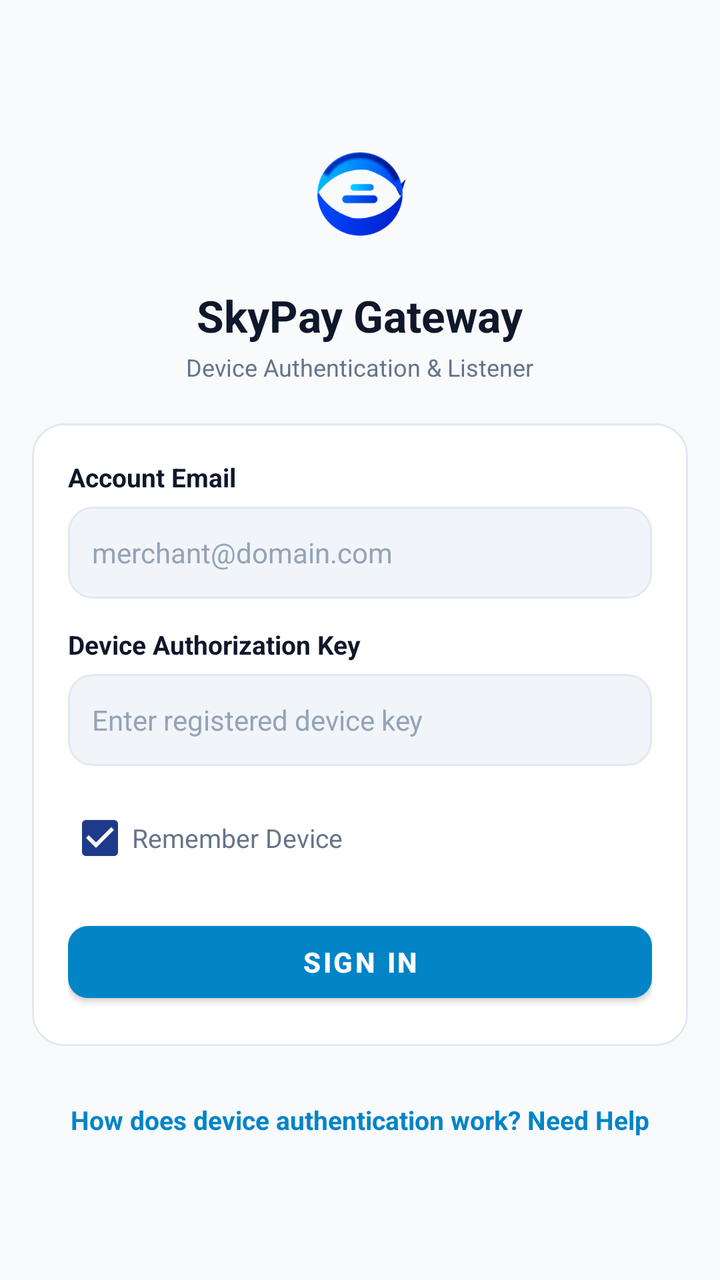
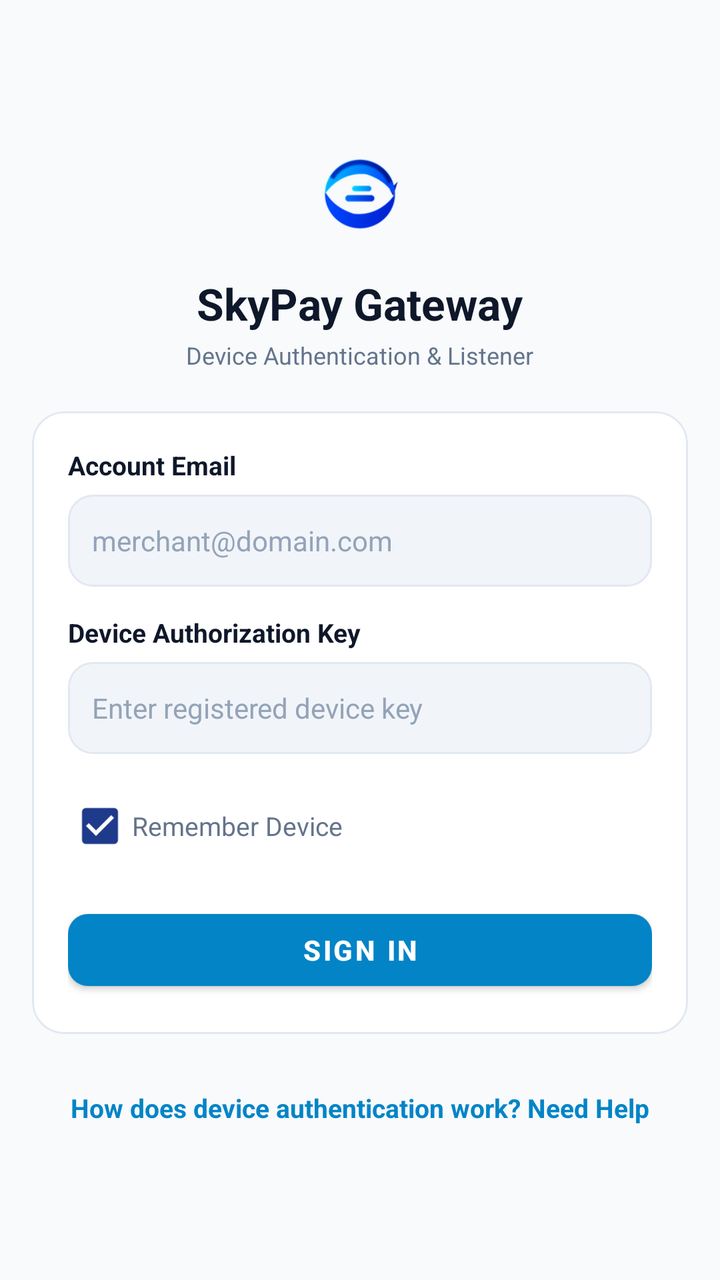

Screens rendered from an Android XML layout before and after an edit, with the pre-edit source and the edit as a unified diff.
<!-- AndroidManifest.xml: application theme Theme.SkyPay -->
<!-- res/layout/activity_login.xml -->
<?xml version="1.0" encoding="utf-8"?>
<androidx.coordinatorlayout.widget.CoordinatorLayout xmlns:android="http://schemas.android.com/apk/res/android"
    xmlns:app="http://schemas.android.com/apk/res-auto"
    android:layout_width="match_parent"
    android:layout_height="match_parent"
    android:background="@color/colorBackground">

    <androidx.core.widget.NestedScrollView
        android:layout_width="match_parent"
        android:layout_height="match_parent"
        android:fillViewport="true">

        <LinearLayout
            android:layout_width="match_parent"
            android:layout_height="wrap_content"
            android:orientation="vertical"
            android:gravity="center"
            android:paddingStart="16dp"
            android:paddingEnd="16dp"
            android:paddingTop="20dp"
            android:paddingBottom="20dp">

            <ImageView
                android:layout_width="68dp"
                android:layout_height="68dp"
                android:src="@drawable/ic_skypay_logo"
                android:contentDescription="@string/app_name" />

            <TextView
                android:layout_width="wrap_content"
                android:layout_height="wrap_content"
                android:layout_marginTop="12dp"
                android:text="SkyPay Gateway"
                android:textColor="@color/colorTextPrimary"
                android:textSize="22sp"
                android:textStyle="bold" />

            <TextView
                android:layout_width="wrap_content"
                android:layout_height="wrap_content"
                android:layout_marginTop="3dp"
                android:text="Device Authentication &amp; Listener"
                android:textColor="@color/colorTextSecondary"
                android:textSize="12sp" />

            <com.google.android.material.card.MaterialCardView
                android:layout_width="match_parent"
                android:layout_height="wrap_content"
                android:layout_marginTop="20dp"
                app:cardCornerRadius="16dp"
                app:cardElevation="0dp"
                app:strokeWidth="1dp"
                app:strokeColor="@color/colorCardBorder"
                app:cardBackgroundColor="@color/colorCardBackground">

                <LinearLayout
                    android:layout_width="match_parent"
                    android:layout_height="wrap_content"
                    android:orientation="vertical"
                    android:padding="18dp">

                    <TextView
                        android:layout_width="wrap_content"
                        android:layout_height="wrap_content"
                        android:text="Account Email"
                        android:textColor="@color/colorTextPrimary"
                        android:textSize="13sp"
                        android:textStyle="bold" />

                    <EditText
                        android:id="@+id/etLoginEmail"
                        android:layout_width="match_parent"
                        android:layout_height="46dp"
                        android:layout_marginTop="6dp"
                        android:background="@drawable/bg_search_field"
                        android:hint="merchant@domain.com"
                        android:inputType="textEmailAddress"
                        android:paddingStart="12dp"
                        android:paddingEnd="12dp"
                        android:textColor="@color/colorTextPrimary"
                        android:textColorHint="@color/colorTextTertiary"
                        android:textSize="14sp"
                        android:singleLine="true" />

                    <TextView
                        android:layout_width="wrap_content"
                        android:layout_height="wrap_content"
                        android:layout_marginTop="14dp"
                        android:text="Device Authorization Key"
                        android:textColor="@color/colorTextPrimary"
                        android:textSize="13sp"
                        android:textStyle="bold" />

                    <EditText
                        android:id="@+id/etLoginDeviceKey"
                        android:layout_width="match_parent"
                        android:layout_height="46dp"
                        android:layout_marginTop="6dp"
                        android:background="@drawable/bg_search_field"
                        android:hint="Enter registered device key"
                        android:inputType="textPassword"
                        android:paddingStart="12dp"
                        android:paddingEnd="12dp"
                        android:textColor="@color/colorTextPrimary"
                        android:textColorHint="@color/colorTextTertiary"
                        android:textSize="14sp"
                        android:singleLine="true" />

                    <LinearLayout
                        android:layout_width="match_parent"
                        android:layout_height="wrap_content"
                        android:layout_marginTop="12dp"
                        android:orientation="horizontal"
                        android:gravity="center_vertical">

                        <com.google.android.material.checkbox.MaterialCheckBox
                            android:id="@+id/cbRememberMe"
                            android:layout_width="wrap_content"
                            android:layout_height="wrap_content"
                            android:checked="true"
                            android:text="Remember Device"
                            android:textColor="@color/colorTextSecondary"
                            android:textSize="13sp" />
                    </LinearLayout>

                    <FrameLayout
                        android:layout_width="match_parent"
                        android:layout_height="48dp"
                        android:layout_marginTop="14dp">

                        <com.google.android.material.button.MaterialButton
                            android:id="@+id/btnLogin"
                            android:layout_width="match_parent"
                            android:layout_height="match_parent"
                            android:text="Sign In"
                            android:textColor="#FFFFFF"
                            android:textSize="14sp"
                            android:textStyle="bold"
                            app:cornerRadius="10dp"
                            app:backgroundTint="@color/colorPrimary" />

                        <ProgressBar
                            android:id="@+id/pbLoginLoading"
                            android:layout_width="24dp"
                            android:layout_height="24dp"
                            android:layout_gravity="center"
                            android:indeterminate="true"
                            android:indeterminateTint="#FFFFFF"
                            android:visibility="gone" />
                    </FrameLayout>

                </LinearLayout>
            </com.google.android.material.card.MaterialCardView>

            <TextView
                android:id="@+id/tvLoginHelp"
                android:layout_width="wrap_content"
                android:layout_height="wrap_content"
                android:layout_marginTop="20dp"
                android:padding="8dp"
                android:text="How does device authentication work? Need Help"
                android:textColor="@color/colorPrimary"
                android:textSize="13sp"
                android:textStyle="bold" />

        </LinearLayout>
    </androidx.core.widget.NestedScrollView>
</androidx.coordinatorlayout.widget.CoordinatorLayout>
<!-- resources referenced by this layout -->
<resources>
  <color name="colorBackground">#F8FAFC</color>
  <color name="colorCardBackground">#FFFFFF</color>
  <color name="colorCardBorder">#E2E8F0</color>
  <color name="colorPrimary">#0284C7</color>
  <color name="colorTextPrimary">#0F172A</color>
  <color name="colorTextSecondary">#64748B</color>
  <color name="colorTextTertiary">#94A3B8</color>
  <!-- drawable bg_search_field (drawable) -->
  <shape xmlns:android="http://schemas.android.com/apk/res/android"
      android:shape="rectangle">
      <solid android:color="@color/colorSearchBackground" />
      <corners android:radius="12dp" />
      <stroke
          android:width="1dp"
          android:color="@color/colorCardBorder" />
  </shape>
  <!-- drawable ic_skypay_logo: png bitmap (drawable, 16617 bytes) -->
  <string name="app_name">SkyPay</string>
  <style name="Theme.SkyPay" parent="Theme.MaterialComponents.DayNight.NoActionBar">
          <item name="colorPrimary">@color/colorPrimary</item>
          <item name="colorPrimaryVariant">@color/colorPrimaryVariant</item>
          <item name="colorOnPrimary">@color/colorOnPrimary</item>
          <item name="colorSecondary">@color/colorSecondary</item>
          <item name="colorSecondaryVariant">@color/colorSecondaryVariant</item>
          <item name="colorOnSecondary">@color/colorOnSecondary</item>
          <item name="android:statusBarColor">@color/colorBackground</item>
          <item name="android:windowLightStatusBar">true</item>
          <item name="android:windowBackground">@color/colorBackground</item>
      </style>
  <color name="colorSearchBackground">#F1F5F9</color>
  <color name="colorPrimaryVariant">#0369A1</color>
  <color name="colorOnPrimary">#FFFFFF</color>
  <color name="colorSecondary">#1E3A8A</color>
  <color name="colorSecondaryVariant">#172554</color>
  <color name="colorOnSecondary">#FFFFFF</color>
</resources>

<!-- the commit's change to res/layout/activity_login.xml (unified diff, before → after) -->
@@ -21,8 +21,10 @@
             android:paddingBottom="20dp">
 
             <ImageView
-                android:layout_width="68dp"
-                android:layout_height="68dp"
+                android:layout_width="@dimen/login_logo_size"
+                android:layout_height="@dimen/login_logo_size"
+                android:adjustViewBounds="true"
+                android:scaleType="fitCenter"
                 android:src="@drawable/ic_skypay_logo"
                 android:contentDescription="@string/app_name" />
 
<!-- resource entries referenced after the edit -->
@@ -7,6 +7,7 @@
   <color name="colorTextPrimary">#0F172A</color>
   <color name="colorTextSecondary">#64748B</color>
   <color name="colorTextTertiary">#94A3B8</color>
+  <dimen name="login_logo_size">72dp</dimen>
   <!-- drawable bg_search_field (drawable) -->
   <shape xmlns:android="http://schemas.android.com/apk/res/android"
       android:shape="rectangle">
@@ -16,7 +17,7 @@
           android:width="1dp"
           android:color="@color/colorCardBorder" />
   </shape>
-  <!-- drawable ic_skypay_logo: png bitmap (drawable, 16617 bytes) -->
+  <!-- drawable ic_skypay_logo: png bitmap (drawable-hdpi, 3869 bytes) -->
   <string name="app_name">SkyPay</string>
   <style name="Theme.SkyPay" parent="Theme.MaterialComponents.DayNight.NoActionBar">
           <item name="colorPrimary">@color/colorPrimary</item>
